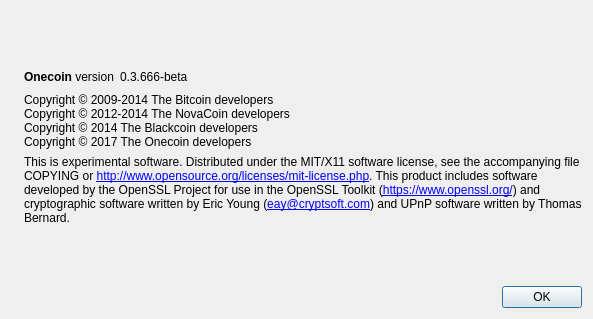
theone-and-not-only-coin/onecoin, file src/qt/forms/aboutdialog.ui: the form before one commit.
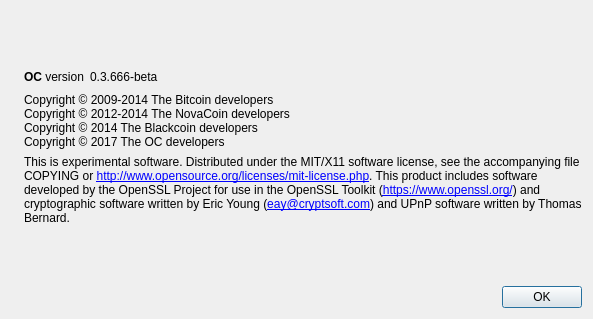
The form after the commit. Icons and pictures are not drawn.

Diff of the .ui file:
```diff
--- a/src/qt/forms/aboutdialog.ui
+++ b/src/qt/forms/aboutdialog.ui
@@ -50,7 +50,7 @@
           <cursorShape>IBeamCursor</cursorShape>
          </property>
          <property name="text">
-          <string>&lt;b&gt;Onecoin&lt;/b&gt; version</string>
+          <string>&lt;b&gt;OC&lt;/b&gt; version</string>
          </property>
          <property name="textInteractionFlags">
           <set>Qt::LinksAccessibleByMouse|Qt::TextSelectableByKeyboard|Qt::TextSelectableByMouse</set>
@@ -94,7 +94,7 @@
         <string>Copyright © 2009-2014 The Bitcoin developers
 Copyright © 2012-2014 The NovaCoin developers
 Copyright © 2014 The Blackcoin developers
-Copyright © 2017 The Onecoin developers</string>
+Copyright © 2017 The OC developers</string>
        </property>
        <property name="textInteractionFlags">
         <set>Qt::LinksAccessibleByMouse|Qt::TextSelectableByKeyboard|Qt::TextSelectableByMouse</set>
```
Left out of the diff: 2 changed lines with no effect on the pictures.
